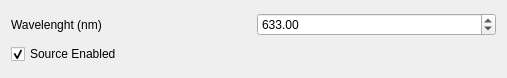
First picture: the form in freecad/pyoptools/GUI/Ray.ui, repository cihologramas/freecad-pyoptools, before the edit.
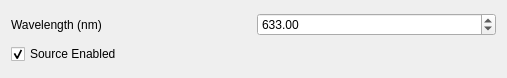
Second picture: the form after the edit.

What changed in the file:
```diff
--- a/freecad/pyoptools/GUI/Ray.ui
+++ b/freecad/pyoptools/GUI/Ray.ui
@@ -21,7 +21,7 @@
        <item>
         <widget class="QLabel" name="label_3">
          <property name="text">
-          <string>Wavelenght (nm)</string>
+          <string>Wavelength (nm)</string>
          </property>
         </widget>
        </item>
```
